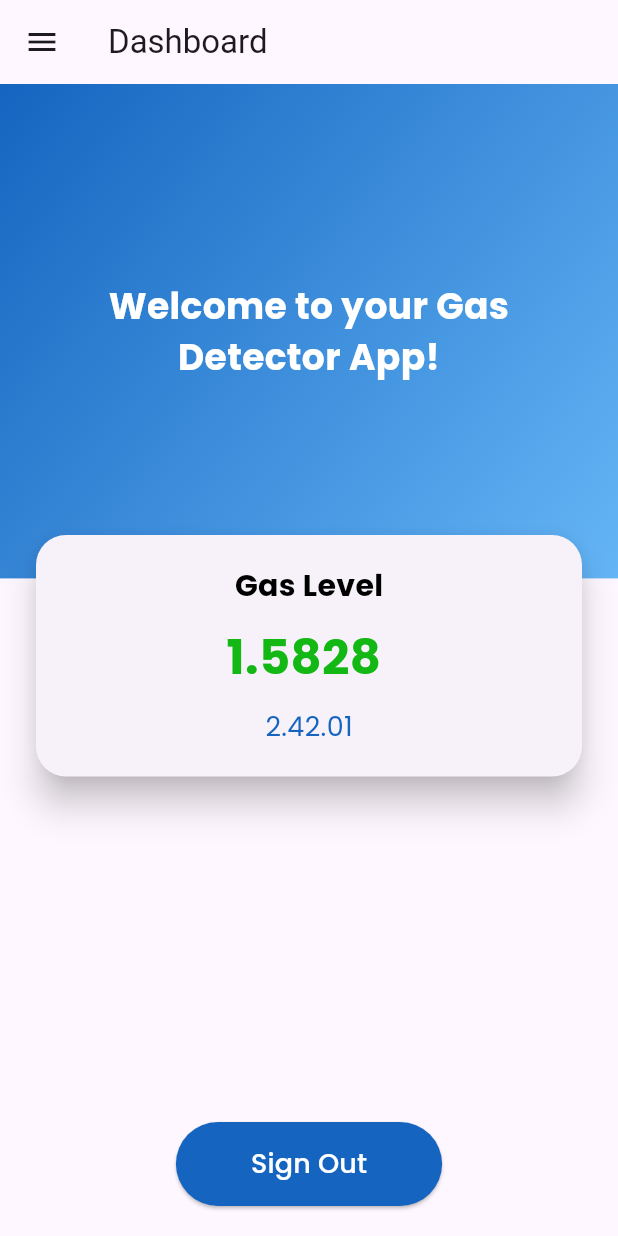
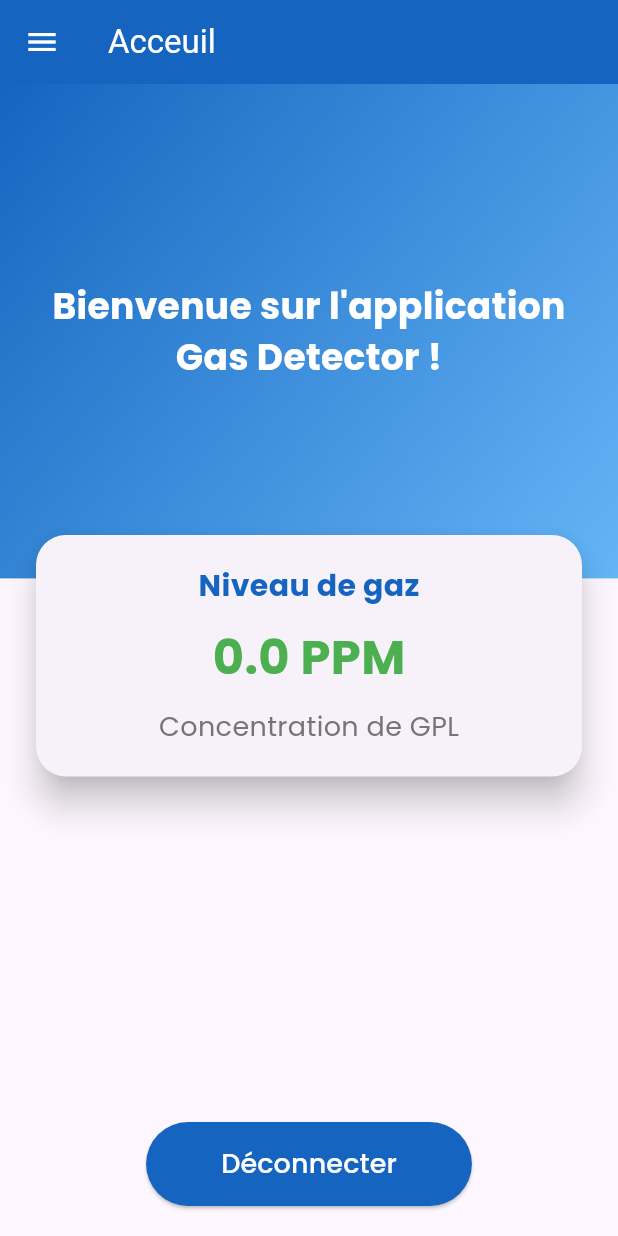
Before and after one commit to achrafhabbass/Gas_Detector_App, a Flutter app: the screen it shows once a user with an empty profile is signed in, on a phone screen of 412 x 824 dp. Run offline on Flutter 3.47's test engine with Material 3 defaults, Android fonts, the phone set to English and light mode, and no system bars; our stand-ins replace cloud_firestore, firebase_auth, firebase_core, firebase_database, google_fonts; accounts and stored records are empty; network calls fail.

```diff
--- a/lib/pages/home_page.dart
+++ b/lib/pages/home_page.dart
@@ -1,30 +1,82 @@
 import 'package:firebase_auth/firebase_auth.dart';
 import 'package:flutter/material.dart';
+import 'package:gas_detector_app/pages/login_register__page.dart';
+import 'package:gas_detector_app/pages/settings_page.dart';
+import 'package:gas_detector_app/pages/user_management_page.dart';
 import 'package:google_fonts/google_fonts.dart';
+import 'package:firebase_database/firebase_database.dart';
 import 'package:gas_detector_app/auth.dart';
-import 'package:gas_detector_app/pages/user_management_page.dart';
-import 'package:gas_detector_app/pages/settings_page.dart';
 
-class HomePage extends StatelessWidget {
-  HomePage({super.key});
+class HomePage extends StatefulWidget {
+  const HomePage({super.key});
 
+  @override
+  _HomePageState createState() => _HomePageState();
+}
+
+class _HomePageState extends State<HomePage> {
   final User? user = Auth().currentUser;
+  double lpgValue = 0.0;
+  final DatabaseReference _databaseRef = FirebaseDatabase.instance.ref('LPG');
+
+  @override
+  void initState() {
+    super.initState();
+    _setupRealTimeListener();
+  }
+
+  void _setupRealTimeListener() {
+    _databaseRef.onValue.listen((event) {
+      final data = event.snapshot.value;
+      if (data != null) {
+        setState(() {
+          try {
+            lpgValue = double.parse(data.toString());
+            print('LPG Value updated: $lpgValue'); // Debug print
+          } catch (e) {
+            lpgValue = 0.0;
+            print('Error parsing LPG value: $e');
+          }
+        });
+      }
+    });
+  }
 
   Future<void> signOut() async {
-    await Auth().signOut();
+    try {
+      print('Attempting to sign out...');
+      await Auth().signOut();
+      print('Sign out successful');
+      if (mounted) {
+        Navigator.pushReplacement(
+          context,
+          MaterialPageRoute(
+              builder: (context) => const LoginPage()), // Updated to LoginPage
+        );
+      }
+    } catch (e) {
+      print('Sign out failed: $e');
+      if (mounted) {
+        ScaffoldMessenger.of(context).showSnackBar(
+          SnackBar(
+              content: Text('Failed to sign out: $e'),
+              backgroundColor: Colors.redAccent),
+        );
+      }
+    }
   }
 
   @override
   Widget build(BuildContext context) {
     return Scaffold(
       appBar: AppBar(
-        title: const Text('Dashboard'),
+        title: const Text('Acceuil'),
+        backgroundColor: Colors.blue.shade800,
+        foregroundColor: const Color.fromARGB(255, 255, 255, 255),
         leading: Builder(
           builder: (context) => IconButton(
-            icon: const Icon(Icons.menu),
-            onPressed: () {
-              Scaffold.of(context).openDrawer(); // Open the drawer
-            },
+            icon: const Icon(Icons.menu, color: Colors.white),
+            onPressed: () => Scaffold.of(context).openDrawer(),
           ),
         ),
       ),
@@ -32,45 +84,38 @@ class HomePage extends StatelessWidget {
         child: ListView(
           padding: EdgeInsets.zero,
           children: [
-            const DrawerHeader(
-              decoration: BoxDecoration(
-                color: Colors.blue,
-              ),
+            DrawerHeader(
+              decoration: BoxDecoration(color: Colors.blue.shade800),
               child: Text(
                 'Menu',
-                style: TextStyle(color: Colors.white, fontSize: 24),
+                style: GoogleFonts.poppins(fontSize: 24, color: Colors.white),
               ),
             ),
             ListTile(
               leading: const Icon(Icons.dashboard),
-              title: const Text('Dashboard'),
-              onTap: () {
-                Navigator.pop(context); // Close the drawer
-              },
+              title: Text('Dashboard', style: GoogleFonts.poppins()),
+              onTap: () => Navigator.pop(context),
             ),
             ListTile(
               leading: const Icon(Icons.people),
-              title: const Text('User Management'),
+              title: Text('User Management', style: GoogleFonts.poppins()),
               onTap: () {
-                Navigator.pop(context); // Close the drawer
+                Navigator.pop(context);
                 Navigator.push(
                   context,
                   MaterialPageRoute(
-                    builder: (context) => const UserManagementPage(),
-                  ),
+                      builder: (context) => const UserManagementPage()),
                 );
               },
             ),
             ListTile(
               leading: const Icon(Icons.settings),
-              title: const Text('Settings'),
+              title: Text('Settings', style: GoogleFonts.poppins()),
               onTap: () {
-                Navigator.pop(context); // Close the drawer
+                Navigator.pop(context);
                 Navigator.push(
                   context,
-                  MaterialPageRoute(
-                    builder: (context) => const SettingsPage(),
-                  ),
+                  MaterialPageRoute(builder: (context) => const SettingsPage()),
                 );
               },
             ),
@@ -79,9 +124,8 @@ class HomePage extends StatelessWidget {
       ),
       body: Stack(
         children: [
-          // Gradient Background with Welcome Text
           Container(
-            height: MediaQuery.of(context).size.height * 0.4, // 40% of the screen height
+            height: MediaQuery.of(context).size.height * 0.4,
             decoration: BoxDecoration(
               gradient: LinearGradient(
                 begin: Alignment.topLeft,
@@ -91,64 +135,59 @@ class HomePage extends StatelessWidget {
             ),
             child: Center(
               child: Padding(
-                padding: const EdgeInsets.symmetric(horizontal: 20), // Add horizontal padding
+                padding: const EdgeInsets.symmetric(horizontal: 20),
                 child: Text(
-                  'Welcome to your Gas Detector App!',
+                  "Bienvenue sur l'application Gas Detector !",
                   style: GoogleFonts.poppins(
                     fontSize: 24,
                     fontWeight: FontWeight.bold,
                     color: Colors.white,
                   ),
-                  textAlign: TextAlign.center, // Center the text horizontally
+                  textAlign: TextAlign.center,
                 ),
               ),
             ),
           ),
-          // Gas Level Card (Overlapping the Gradient Container)
           Positioned(
-            top: MediaQuery.of(context).size.height * 0.36, // 36% of the screen height (40% - 10% overlap)
+            top: MediaQuery.of(context).size.height * 0.36,
             left: 20,
             right: 20,
             child: Card(
               elevation: 10,
               shape: RoundedRectangleBorder(
-                borderRadius: BorderRadius.circular(20),
-              ),
+                  borderRadius: BorderRadius.circular(20)),
               child: Padding(
                 padding: const EdgeInsets.all(20.0),
                 child: Column(
                   children: [
                     Text(
-                      'Gas Level',
+                      'Niveau de gaz',
                       style: GoogleFonts.poppins(
                         fontSize: 20,
                         fontWeight: FontWeight.bold,
-                        color: const Color.fromARGB(255, 0, 0, 0),
+                        color: Colors.blue.shade800,
                       ),
                     ),
                     const SizedBox(height: 10),
                     Text(
-                      '1.5828 ', // Replace with actual gas level data
+                      '$lpgValue PPM',
                       style: GoogleFonts.poppins(
                         fontSize: 32,
                         fontWeight: FontWeight.bold,
-                        color: const Color.fromARGB(255, 20, 184, 20),
+                        color: lpgValue > 1000 ? Colors.red : Colors.green,
                       ),
                     ),
                     const SizedBox(height: 10),
                     Text(
-                      '2.42.01', // Replace with actual gas level data
+                      'Concentration de GPL',
                       style: GoogleFonts.poppins(
-                        fontSize: 18,
-                        color: Colors.blue.shade800,
-                      ),
+                          fontSize: 18, color: Colors.grey.shade600),
                     ),
                   ],
                 ),
               ),
             ),
           ),
-          // Spacer and Sign Out Button
           Column(
             children: [
               const Spacer(),
@@ -159,17 +198,15 @@ class HomePage extends StatelessWidget {
                     onPressed: signOut,
                     style: ElevatedButton.styleFrom(
                       backgroundColor: Colors.blue.shade800,
-                      padding: const EdgeInsets.symmetric(horizontal: 50, vertical: 15),
+                      padding: const EdgeInsets.symmetric(
+                          horizontal: 50, vertical: 15),
                       shape: RoundedRectangleBorder(
-                        borderRadius: BorderRadius.circular(30),
-                      ),
+                          borderRadius: BorderRadius.circular(30)),
                     ),
                     child: Text(
-                      'Sign Out',
+                      'Déconnecter',
                       style: GoogleFonts.poppins(
-                        fontSize: 18,
-                        color: Colors.white,
-                      ),
+                          fontSize: 18, color: Colors.white),
                     ),
                   ),
                 ),
@@ -181,3 +218,5 @@ class HomePage extends StatelessWidget {
     );
   }
 }
+
+// Placeholder for LoginPage - replace with your actual login page
--- a/pubspec.yaml
+++ b/pubspec.yaml
@@ -38,6 +38,8 @@ dependencies:
   firebase_auth: ^5.3.4
   cloud_firestore: ^5.6.0
   provider: ^6.0.0
+  firebase_database: ^11.3.2
+  google_fonts: ^6.1.0
 
 dev_dependencies:
   flutter_test:
```
Also changed, not shown: lib/pages/login_register__page.dart (+36 -12 lines), lib/pages/user_management_page.dart (+180 -140 lines), firebase.json (added), pubspec.lock, 136 other files.
